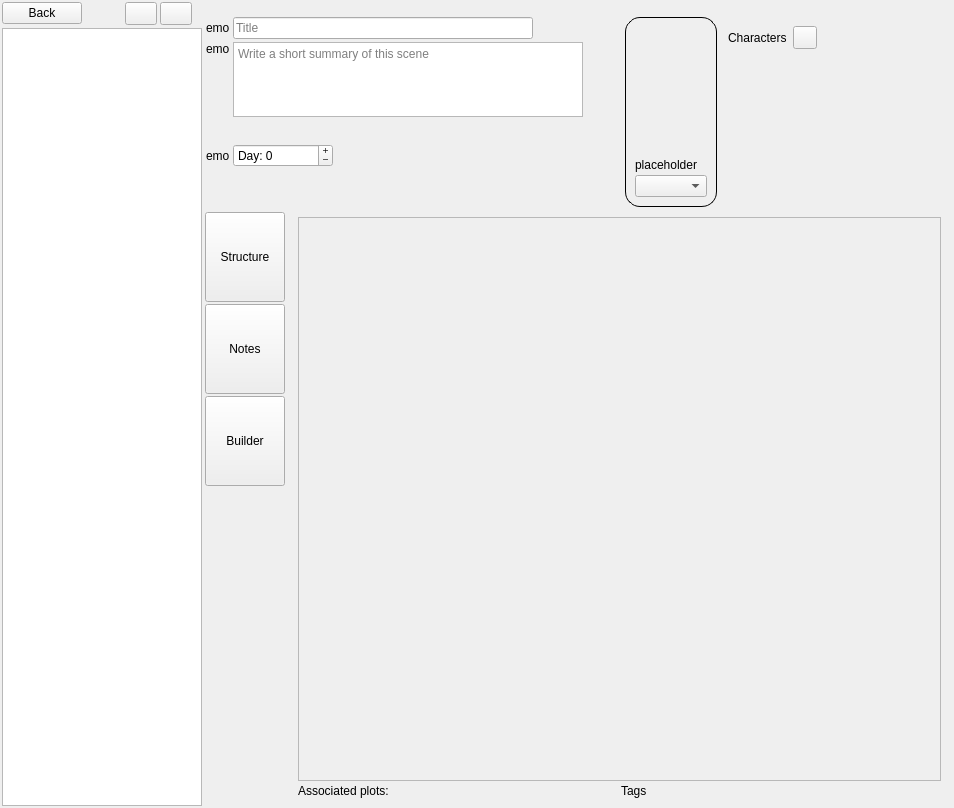
Before: the Qt Designer form ui/scene_editor.ui in zkovari/plotlyst, drawn with Qt 5.
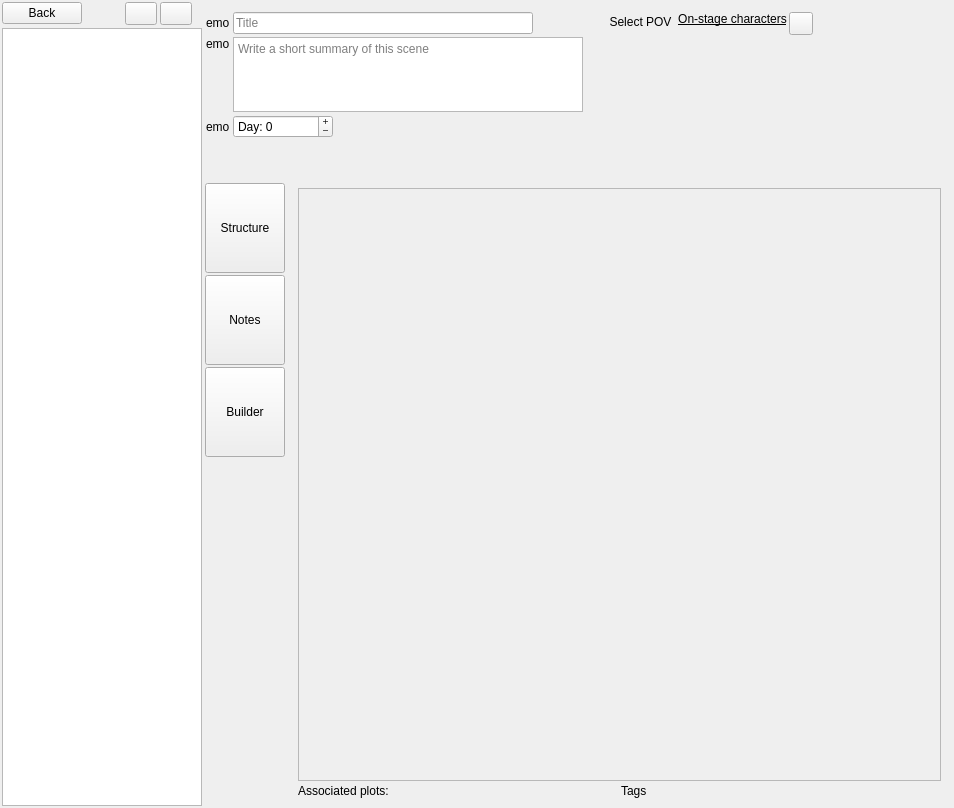
After: the same form once the commit is applied. The open tabs and pages were chosen to show the change. Custom widgets are drawn as their Qt base class.

Commit message: Renovate scene character selection, closes #217

The edit to the form file:
```diff
--- a/ui/scene_editor.ui
+++ b/ui/scene_editor.ui
@@ -203,7 +203,7 @@
        <property name="sizeHint" stdset="0">
         <size>
          <width>40</width>
-         <height>10</height>
+         <height>5</height>
         </size>
        </property>
       </spacer>
@@ -336,7 +336,7 @@
               </property>
               <property name="sizeHint" stdset="0">
                <size>
-                <width>40</width>
+                <width>20</width>
                 <height>20</height>
                </size>
               </property>
@@ -423,87 +423,78 @@
           </item>
          </layout>
         </item>
-        <item>
-         <widget class="QFrame" name="wdgPov">
-          <property name="minimumSize">
-           <size>
-            <width>0</width>
-            <height>190</height>
-           </size>
-          </property>
-          <property name="maximumSize">
-           <size>
-            <width>16777215</width>
-            <height>190</height>
-           </size>
-          </property>
-          <property name="styleSheet">
-           <string notr="true">#wdgPov {border: 1px solid black;
-border-radius: 15px;
-}</string>
-          </property>
-          <property name="frameShape">
-           <enum>QFrame::Box</enum>
-          </property>
-          <property name="lineWidth">
-           <number>1</number>
-          </property>
-          <layout class="QHBoxLayout" name="horizontalLayout_18">
-           <property name="spacing">
-            <number>5</number>
-           </property>
-           <item>
-            <layout class="QVBoxLayout" name="verticalLayout_11">
-             <property name="spacing">
-              <number>3</number>
-             </property>
-             <item alignment="Qt::AlignBottom">
-              <widget class="QLabel" name="lblAvatar">
-               <property name="text">
-                <string>placeholder</string>
-               </property>
-              </widget>
-             </item>
-             <item>
-              <widget class="QComboBox" name="cbPov">
-               <property name="maximumSize">
-                <size>
-                 <width>141</width>
-                 <height>16777215</height>
-                </size>
-               </property>
-              </widget>
-             </item>
-            </layout>
-           </item>
-          </layout>
-         </widget>
-        </item>
-        <item>
-         <widget class="QWidget" name="widget" native="true">
-          <property name="sizePolicy">
-           <sizepolicy hsizetype="Preferred" vsizetype="Maximum">
-            <horstretch>0</horstretch>
-            <verstretch>0</verstretch>
-           </sizepolicy>
-          </property>
-          <property name="maximumSize">
-           <size>
-            <width>16777215</width>
-            <height>230</height>
-           </size>
-          </property>
+        <item alignment="Qt::AlignTop">
+         <widget class="QWidget" name="wdgPovParent" native="true">
           <layout class="QVBoxLayout" name="verticalLayout_15">
+           <property name="spacing">
+            <number>0</number>
+           </property>
+           <property name="leftMargin">
+            <number>0</number>
+           </property>
+           <property name="topMargin">
+            <number>1</number>
+           </property>
+           <property name="rightMargin">
+            <number>0</number>
+           </property>
+           <property name="bottomMargin">
+            <number>0</number>
+           </property>
+           <item alignment="Qt::AlignHCenter|Qt::AlignVCenter">
+            <widget class="QToolButton" name="btnPov">
+             <property name="cursor">
+              <cursorShape>PointingHandCursor</cursorShape>
+             </property>
+             <property name="toolTip">
+              <string>Select point of view character</string>
+             </property>
+             <property name="styleSheet">
+              <string notr="true">QToolButton {
+	border: 0px;
+}
+QToolButton::menu-indicator {width:0px;}</string>
+             </property>
+             <property name="text">
+              <string>Select POV</string>
+             </property>
+             <property name="iconSize">
+              <size>
+               <width>118</width>
+               <height>118</height>
+              </size>
+             </property>
+             <property name="popupMode">
+              <enum>QToolButton::InstantPopup</enum>
+             </property>
+             <property name="toolButtonStyle">
+              <enum>Qt::ToolButtonTextUnderIcon</enum>
+             </property>
+            </widget>
+           </item>
+          </layout>
+         </widget>
+        </item>
+        <item>
+         <layout class="QVBoxLayout" name="verticalLayout_12">
            <item>
             <layout class="QHBoxLayout" name="horizontalLayout">
-             <item>
-              <widget class="QLabel" name="lblCharacters_2">
+            <item alignment="Qt::AlignTop">
+             <widget class="QPushButton" name="btnStageCharacterLabel">
+              <property name="font">
+               <font>
+                <underline>true</underline>
+               </font>
+              </property>
+              <property name="styleSheet">
+               <string notr="true">border: 0px;</string>
+              </property>
                <property name="text">
-                <string>Characters</string>
+               <string>On-stage characters</string>
                </property>
               </widget>
              </item>
-             <item alignment="Qt::AlignLeft">
+            <item alignment="Qt::AlignLeft|Qt::AlignTop">
               <widget class="QToolButton" name="btnEditCharacters">
                <property name="text">
                 <string/>
@@ -516,12 +507,25 @@
                </property>
               </widget>
              </item>
+            <item>
+             <spacer name="horizontalSpacer_6">
+              <property name="orientation">
+               <enum>Qt::Horizontal</enum>
+              </property>
+              <property name="sizeHint" stdset="0">
+               <size>
+                <width>40</width>
+                <height>20</height>
+               </size>
+              </property>
+             </spacer>
+            </item>
             </layout>
            </item>
            <item>
             <widget class="LabelsWidget" name="wdgCharacters" native="true">
              <property name="sizePolicy">
-              <sizepolicy hsizetype="MinimumExpanding" vsizetype="Preferred">
+             <sizepolicy hsizetype="Expanding" vsizetype="Preferred">
                <horstretch>0</horstretch>
                <verstretch>0</verstretch>
               </sizepolicy>
@@ -529,7 +533,6 @@
             </widget>
            </item>
           </layout>
-         </widget>
         </item>
         <item>
          <spacer name="horizontalSpacer_9">
@@ -750,8 +753,8 @@
                     <rect>
                      <x>0</x>
                      <y>0</y>
-                     <width>98</width>
-                     <height>28</height>
+                     <width>72</width>
+                     <height>16</height>
                     </rect>
                    </property>
                    <layout class="QVBoxLayout" name="verticalLayout_16">
```
Left out of the diff: 3 changed lines with no effect on the pictures. Lines whose indentation alone changed are shown as unchanged. The commit also changes 5 other files.
